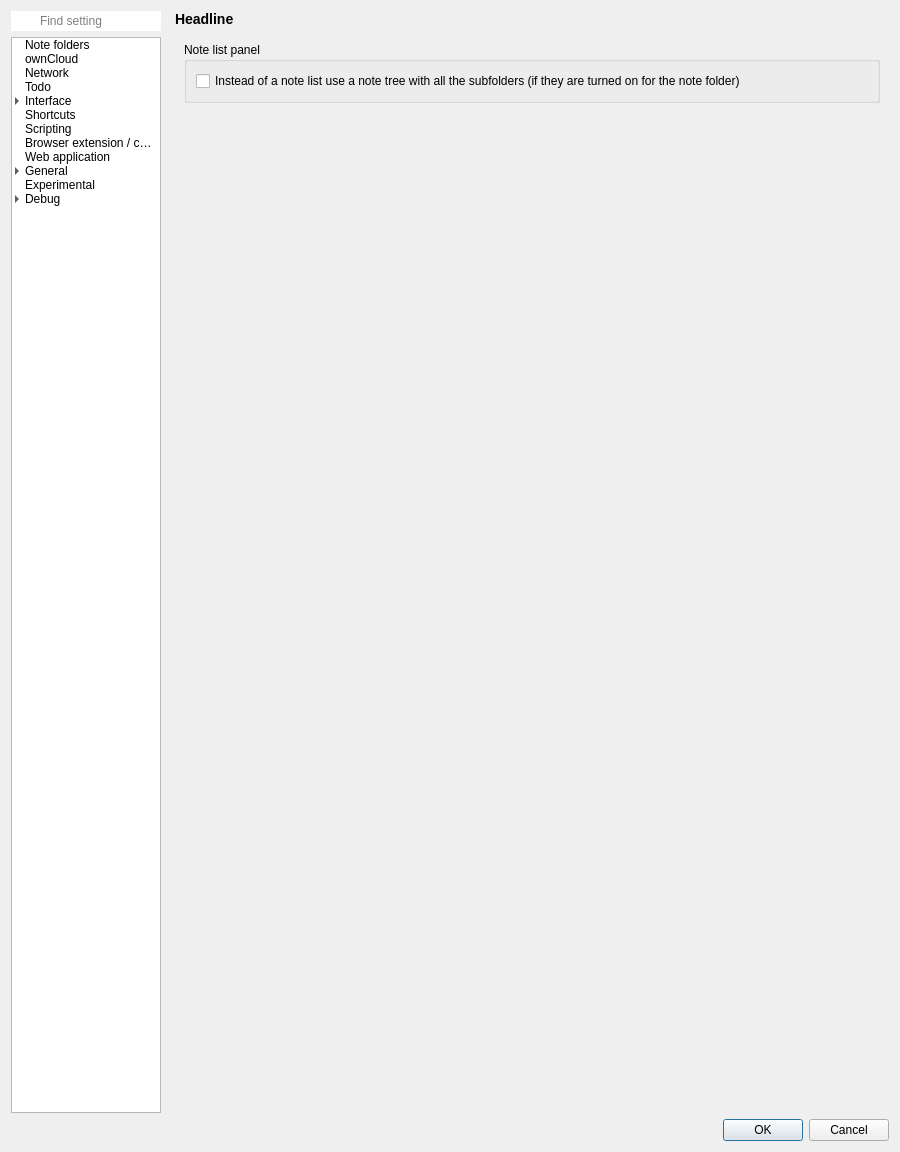
This is src/dialogs/settingsdialog.ui in pbek/QOwnNotes as Qt 5 draws it before an edit. The edited form follows.
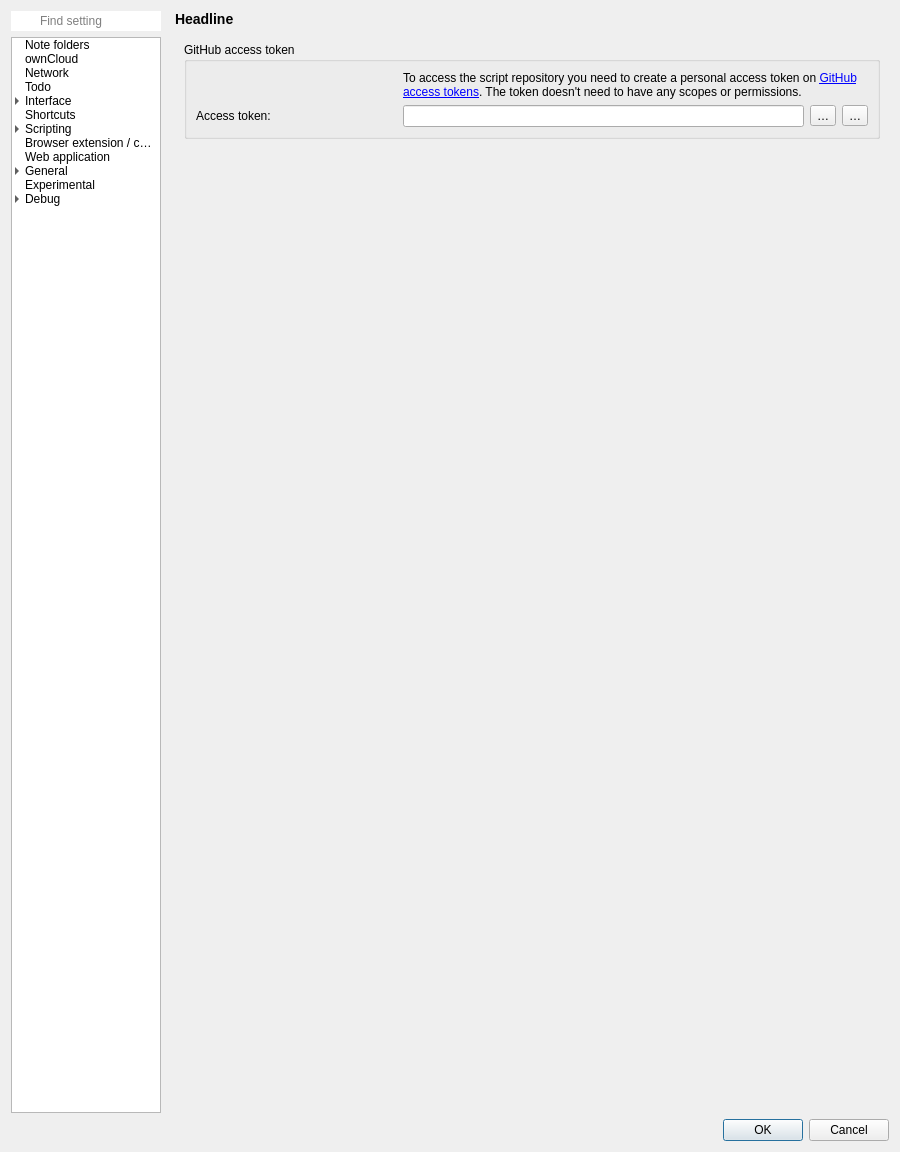
This is the edited form. Icons and pictures are not drawn. Custom widgets are drawn as their Qt base class.

Commit message: #2772 add: script repository settings

Diff of the .ui file:
```diff
--- a/src/dialogs/settingsdialog.ui
+++ b/src/dialogs/settingsdialog.ui
@@ -270,6 +270,18 @@
              <iconset theme="code-context" resource="../breeze-qownnotes.qrc">
               <normaloff>:/icons/breeze-qownnotes/16x16/code-context.svg</normaloff>:/icons/breeze-qownnotes/16x16/code-context.svg</iconset>
             </property>
+            <item>
+             <property name="text">
+              <string>Script repository</string>
+             </property>
+             <property name="whatsThis">
+              <string notr="true">22</string>
+             </property>
+             <property name="icon">
+              <iconset theme="code-context" resource="../breeze-qownnotes.qrc">
+               <normaloff>:/icons/breeze-qownnotes/16x16/code-context.svg</normaloff>:/icons/breeze-qownnotes/16x16/code-context.svg</iconset>
+             </property>
+            </item>
            </item>
            <item>
             <property name="text">
@@ -421,7 +433,7 @@
          <item>
           <widget class="QStackedWidget" name="settingsStackedWidget">
            <property name="currentIndex">
-            <number>21</number>
+            <number>22</number>
            </property>
            <widget class="QWidget" name="noteFoldersPage">
             <layout class="QGridLayout" name="gridLayout_19">
@@ -6741,6 +6753,86 @@
              </item>
             </layout>
            </widget>
+           <widget class="QWidget" name="page">
+            <layout class="QVBoxLayout" name="verticalLayout_33">
+             <item>
+              <widget class="QGroupBox" name="scriptRepositoryGroupBox">
+               <property name="title">
+                <string>GitHub access token</string>
+               </property>
+               <layout class="QGridLayout" name="gridLayout_83">
+                <item row="0" column="1" colspan="4">
+                 <widget class="QLabel" name="label_39">
+                  <property name="text">
+                   <string>To access the script repository you need to create a personal access token on &lt;a href=&quot;%1&quot;&gt;GitHub access tokens&lt;/a&gt;. The token doesn't need to have any scopes or permissions.</string>
+                  </property>
+                  <property name="wordWrap">
+                   <bool>true</bool>
+                  </property>
+                 </widget>
+                </item>
+                <item row="1" column="3">
+                 <widget class="QToolButton" name="scriptRepositoryShowTokenButton">
+                  <property name="toolTip">
+                   <string>Show access token</string>
+                  </property>
+                  <property name="text">
+                   <string notr="true">…</string>
+                  </property>
+                  <property name="icon">
+                   <iconset theme="document-decrypt" resource="../breeze-qownnotes.qrc">
+                    <normaloff>:/icons/breeze-qownnotes/16x16/document-decrypt.svg</normaloff>:/icons/breeze-qownnotes/16x16/document-decrypt.svg</iconset>
+                  </property>
+                 </widget>
+                </item>
+                <item row="1" column="4">
+                 <widget class="QToolButton" name="scriptRepositoryGenerateTokenButton">
+                  <property name="toolTip">
+                   <string>Generate new security token on GitHub</string>
+                  </property>
+                  <property name="text">
+                   <string notr="true">…</string>
+                  </property>
+                  <property name="icon">
+                   <iconset theme="view-refresh" resource="../breeze-qownnotes.qrc">
+                    <normaloff>:/icons/breeze-qownnotes/16x16/view-refresh.svg</normaloff>:/icons/breeze-qownnotes/16x16/view-refresh.svg</iconset>
+                  </property>
+                 </widget>
+                </item>
+                <item row="1" column="1" colspan="2">
+                 <widget class="QLineEdit" name="scriptRepositoryTokenLineEdit">
+                  <property name="echoMode">
+                   <enum>QLineEdit::Password</enum>
+                  </property>
+                  <property name="clearButtonEnabled">
+                   <bool>true</bool>
+                  </property>
+                 </widget>
+                </item>
+                <item row="1" column="0">
+                 <widget class="QLabel" name="label_40">
+                  <property name="text">
+                   <string>Access token:</string>
+                  </property>
+                 </widget>
+                </item>
+               </layout>
+              </widget>
+             </item>
+             <item>
+              <spacer name="verticalSpacer_21">
+               <property name="orientation">
+                <enum>Qt::Vertical</enum>
+               </property>
+               <property name="sizeHint" stdset="0">
+                <size>
+                 <width>20</width>
+                </size>
+               </property>
+              </spacer>
+             </item>
+            </layout>
+           </widget>
           </widget>
          </item>
         </layout>
```
